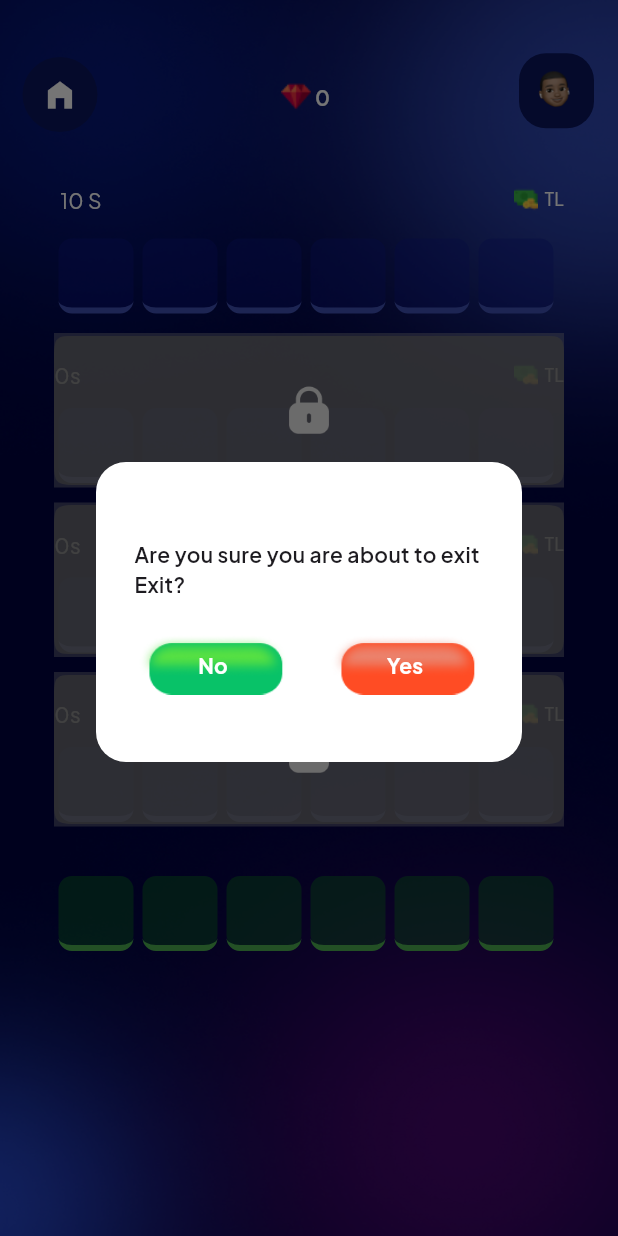
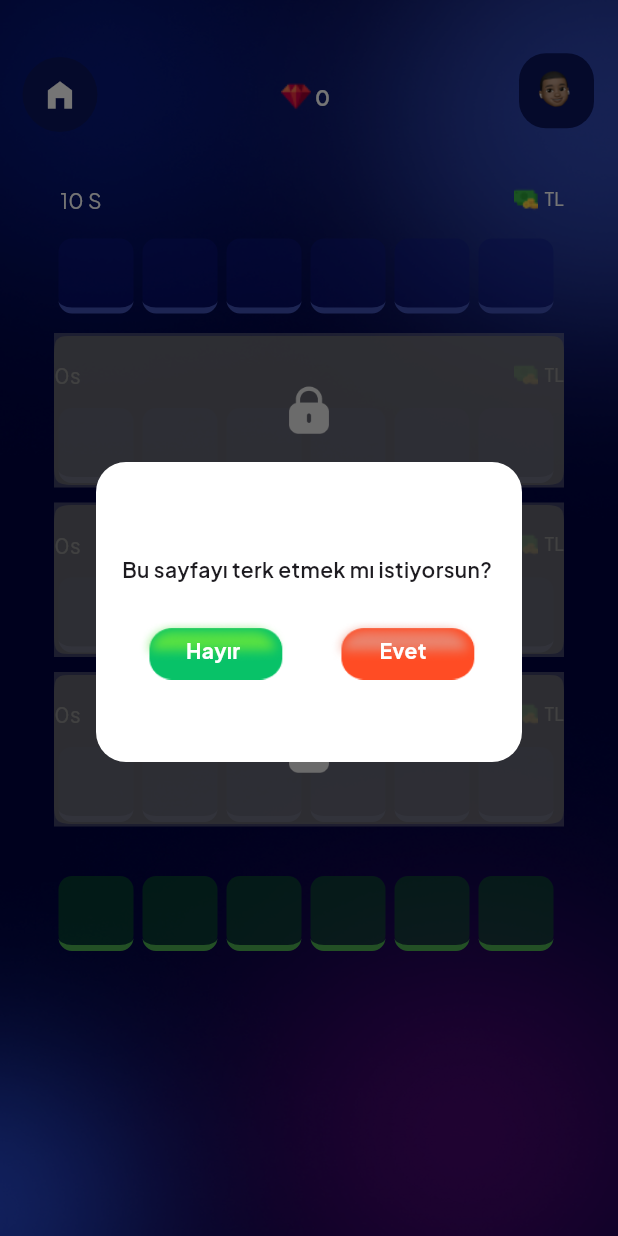
Before and after one commit to saeedalebrahiim/Quiz, a Flutter app: the WordGame screen opened directly with empty values, after a tap on the "home filled" icon, on a phone screen of 412 x 824 dp. Run offline on Flutter 3.47's test engine with Material 3 defaults, Android fonts, the phone set to English and light mode, and no system bars; drawn by our look-alikes of cached_network_image, timer_count_down; our stand-ins replace chopper, connectivity_plus, country_code_picker, firebase_core, firebase_messaging, flutter_local_notifications and 10 more; missing offline and left inert: easy_count_timer, in_app_purchase_android, in_app_purchase_storekit, matertino_radio, quill_html_editor; accounts and stored records are empty; generated files the repository leaves out were written again; network calls fail.

Commit message:
ux writing

```diff
--- a/lib/components/alarms_functions/phase2/cant_withdraw.dart
+++ b/lib/components/alarms_functions/phase2/cant_withdraw.dart
@@ -26,7 +26,7 @@ cantWithdraw(BuildContext context) {
             Padding(
               padding: EdgeInsets.all(8),
               child: Text(
-                "Your wallet is empty, you cannot withdraw",
+                "Minimum çekilebilecek miktar 100 liradır.",
                 textAlign: TextAlign.center,
                 style: TextStyle(
                   fontWeight: FontWeight.w600,
--- a/lib/components/alarms_functions/phase2/exit.dart
+++ b/lib/components/alarms_functions/phase2/exit.dart
@@ -56,13 +56,13 @@ exitAlarm2(BuildContext context) {
                 crossAxisAlignment: CrossAxisAlignment.start,
                 children: [
                   Text(
-                    'Are you sure you are about to exit ',
+                    'Bu sayfayı terk etmek mı istiyorsun? ',
                     style: TextStyle(fontWeight: FontWeight.w600),
                   ),
-                  Text(
-                    'Exit?',
-                    style: TextStyle(fontWeight: FontWeight.w600),
-                  )
+                  // Text(
+                  //   'Exit?',
+                  //   style: TextStyle(fontWeight: FontWeight.w600),
+                  // )
                 ],
               ),
             ),
@@ -85,7 +85,7 @@ exitAlarm2(BuildContext context) {
                             fit: BoxFit.fill)),
                     child: const Center(
                       child: Text(
-                        'No',
+                        'Hayır',
                         style: TextStyle(
                             color: Colors.white, fontWeight: FontWeight.bold),
                       ),
@@ -115,7 +115,7 @@ exitAlarm2(BuildContext context) {
                             fit: BoxFit.fill)),
                     child: const Center(
                       child: Text(
-                        'Yes',
+                        'Evet ',
                         style: TextStyle(
                             color: Colors.white, fontWeight: FontWeight.bold),
                       ),
--- a/lib/components/alarms_functions/phase2/lost.dart
+++ b/lib/components/alarms_functions/phase2/lost.dart
@@ -48,7 +48,7 @@ lost(BuildContext context) {
             Padding(
               padding: EdgeInsets.all(8),
               child: Text(
-                "It's okay, try again",
+                "Malesef kazanamadın",
                 style: TextStyle(
                   fontWeight: FontWeight.w600,
                   color: Colors.black,
--- a/lib/components/alarms_functions/phase2/no_gem.dart
+++ b/lib/components/alarms_functions/phase2/no_gem.dart
@@ -63,7 +63,7 @@ noGemAlert(BuildContext context) {
                     const Padding(
                       padding: const EdgeInsets.all(8.0),
                       child: Text(
-                        'Coin yetersiz. Coin toplama için reklam izleyin.',
+                        'Yetersiz GEM',
                         textAlign: TextAlign.center,
                         style: TextStyle(
                             color: Colors.black, fontWeight: FontWeight.w700),
@@ -92,14 +92,14 @@ noGemAlert(BuildContext context) {
                         );
                       },
                       child: Container(
-                        width: 100,
+                        width: 220,
                         height: 35,
                         decoration: BoxDecoration(
                             borderRadius: BorderRadius.circular(15),
                             color: Colors.black),
                         child: const Center(
                           child: Text(
-                            'Coin paketleri',
+                            'GEM paketlerini incelle',
                             style: TextStyle(
                                 fontSize: 12,
                                 fontWeight: FontWeight.w700,
--- a/lib/components/alarms_functions/phase2/win.dart
+++ b/lib/components/alarms_functions/phase2/win.dart
@@ -48,7 +48,7 @@ win(BuildContext context) {
             Padding(
               padding: EdgeInsets.all(4),
               child: Text(
-                "I congratulate you on your success",
+                "Kazandın ve cüzdan bakiyene para eklendi",
                 textAlign: TextAlign.center,
                 style: TextStyle(
                   fontWeight: FontWeight.w600,
--- a/lib/view/auth/login/login_screen.dart
+++ b/lib/view/auth/login/login_screen.dart
@@ -44,7 +44,7 @@ class _LoginScreenState extends State<LoginScreen> {
                           width: 40,
                         ),
                         Text(
-                          'giriş',
+                          'Giriş',
                           style: TextStyle(
                               color: Colors.white,
                               fontWeight: FontWeight.bold,
--- a/lib/view/gem_quiz/game.dart
+++ b/lib/view/gem_quiz/game.dart
@@ -1203,7 +1203,12 @@ class _WordGameState extends State<WordGame> {
                                         if (index == 5 ||
                                             (index == 4 && (lockNumber == 5)) ||
                                             (index == 4 &&
-                                                value.indexLock3 == 5)) {
+                                                value.indexLock3 == 5) ||
+                                            (index == 3 &&
+                                                (lockNumber == 5 ||
+                                                    lockNumber == 4) &&
+                                                (value.indexLock3 == 5 ||
+                                                    value.indexLock3 == 4))) {
                                           String word = '';
                                           controller4.forEach(
                                             (element) => word += element.text,
@@ -1330,7 +1335,7 @@ class _WordGameState extends State<WordGame> {
                                       ),
                                     ),
                                     const Text(
-                                      'go to the wallet',
+                                      'Cüzdana git',
                                       style: TextStyle(
                                           color:
                                               Color.fromARGB(255, 246, 176, 71),
@@ -1395,7 +1400,7 @@ class _WordGameState extends State<WordGame> {
                                             MainAxisAlignment.center,
                                         children: [
                                           Text(
-                                            'Gems',
+                                            'Seçenekler',
                                             style: TextStyle(
                                                 color: Colors.white,
                                                 fontWeight: FontWeight.w700,
--- a/lib/view/home/dashboard/new_home.dart
+++ b/lib/view/home/dashboard/new_home.dart
@@ -592,7 +592,7 @@ class _NewMainScreenState extends State<NewMainScreen> {
                                                 width: 4,
                                               ),
                                               Text(
-                                                "Claim 1 Gem every 1000 right answers",
+                                                "1,000 doğru karşılığı 1 GEM kazan",
                                                 textAlign: TextAlign.center,
                                                 style: TextStyle(
                                                     fontSize: 12,
@@ -627,7 +627,7 @@ class _NewMainScreenState extends State<NewMainScreen> {
                                   const Padding(
                                     padding: EdgeInsets.only(top: 4.0),
                                     child: Text(
-                                      "Play",
+                                      "İstediğini seç",
                                       style: TextStyle(
                                           fontSize: 20,
                                           fontWeight: FontWeight.bold),
```
Also changed, not shown: lib/controller/auth/auth_controller.dart (+15 -6 lines), lib/controller/score/score.dart (+5 -2 lines), lib/view/gem_quiz/gem_quiz_screen.dart (+73 -11 lines), lib/view/home/quiz/end_quiz_screen.dart (+0 -7 lines).
